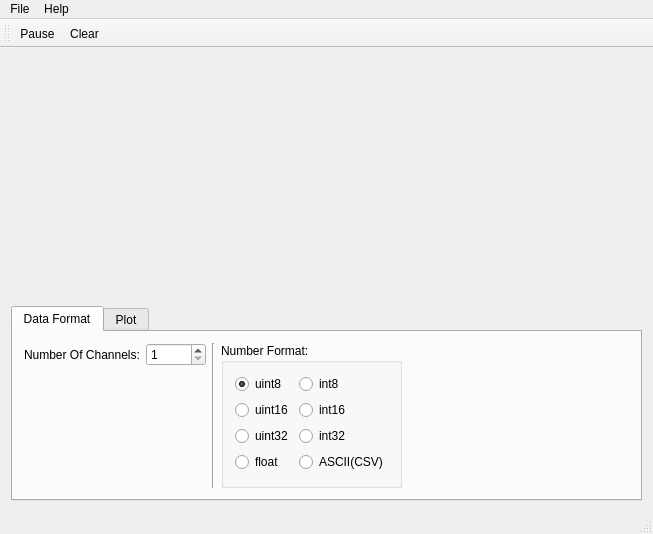
This is mainwindow.ui in AlexanderAmelkin/SerialPlot as Qt 5 draws it before an edit. The edited form follows.
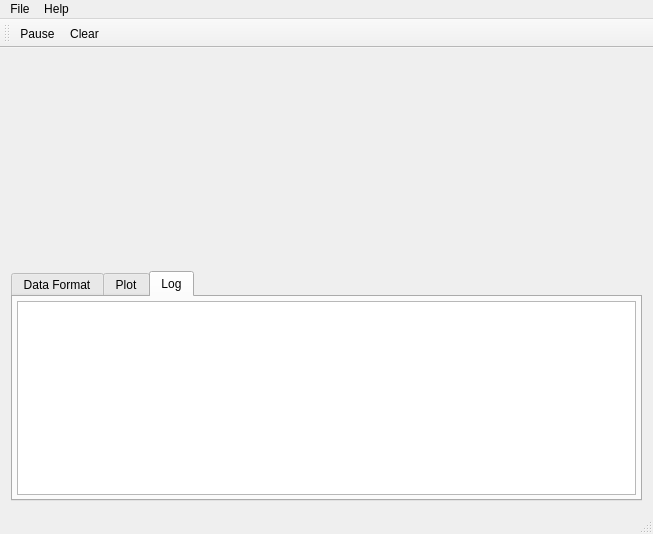
This is the edited form. The open tabs and pages were chosen to show the change. Custom widgets are drawn as their Qt base class.

Commit message: added log widget for error and warning messages

```diff
--- a/mainwindow.ui
+++ b/mainwindow.ui
@@ -16,7 +16,7 @@
   <widget class="QWidget" name="centralWidget">
    <layout class="QVBoxLayout" name="verticalLayout_2">
     <item>
-     <widget class="QwtPlot" name="plot" native="true">
+     <widget class="QwtPlot" name="plot">
       <property name="sizePolicy">
        <sizepolicy hsizetype="Preferred" vsizetype="Expanding">
         <horstretch>0</horstretch>
@@ -304,6 +304,35 @@
         </item>
        </layout>
       </widget>
+      <widget class="QWidget" name="tabLog">
+       <attribute name="title">
+        <string>Log</string>
+       </attribute>
+       <attribute name="toolTip">
+        <string>Error and Warning Messages</string>
+       </attribute>
+       <layout class="QHBoxLayout" name="horizontalLayout">
+        <property name="leftMargin">
+         <number>4</number>
+        </property>
+        <property name="topMargin">
+         <number>4</number>
+        </property>
+        <property name="rightMargin">
+         <number>4</number>
+        </property>
+        <property name="bottomMargin">
+         <number>4</number>
+        </property>
+        <item>
+         <widget class="QPlainTextEdit" name="ptLog">
+          <property name="readOnly">
+           <bool>true</bool>
+          </property>
+         </widget>
+        </item>
+       </layout>
+      </widget>
      </widget>
     </item>
    </layout>
@@ -392,7 +421,7 @@
  <customwidgets>
   <customwidget>
    <class>QwtPlot</class>
-   <extends>QWidget</extends>
+   <extends>QFrame</extends>
    <header>qwt_plot.h</header>
    <container>1</container>
   </customwidget>
```
The commit also changes 3 other files.
